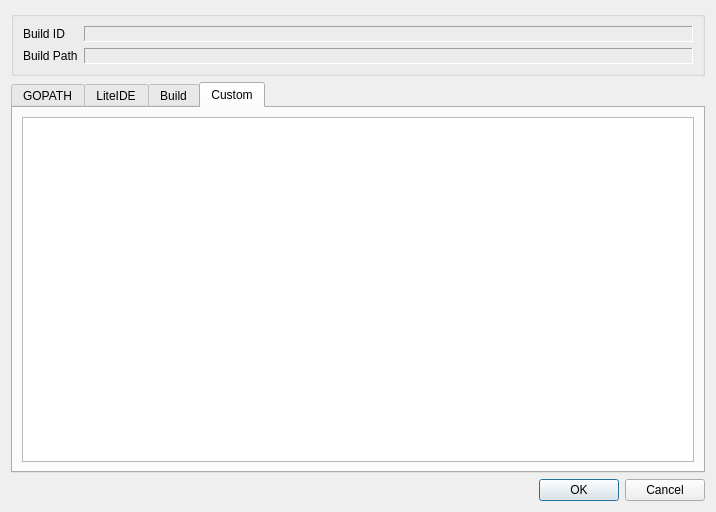
This is liteidex/src/plugins/litebuild/buildconfigdialog.ui in visualfc/liteide as Qt 5 draws it before an edit. The edited form follows.
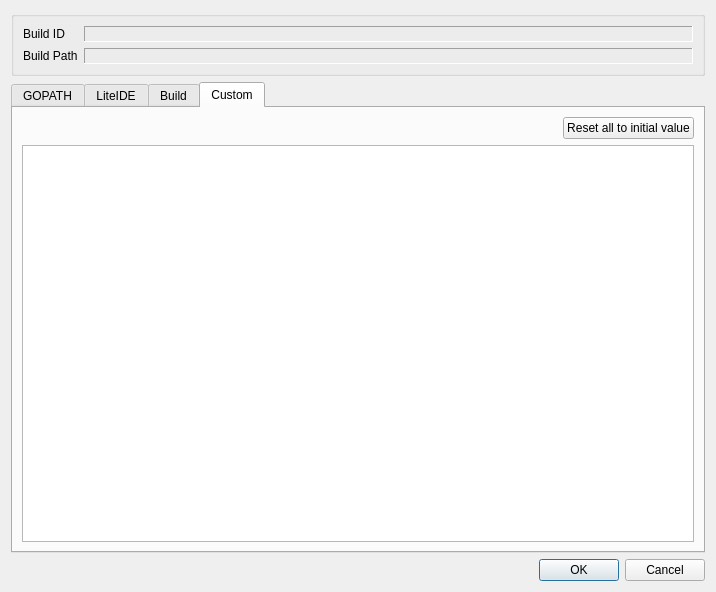
This is the edited form. The open tabs and pages were chosen to show the change.

Commit message: litebuild: config custom add reset init acion

What changed in the file:
```diff
--- a/liteidex/src/plugins/litebuild/buildconfigdialog.ui
+++ b/liteidex/src/plugins/litebuild/buildconfigdialog.ui
@@ -7,7 +7,7 @@
     <x>0</x>
     <y>0</y>
     <width>716</width>
-    <height>487</height>
+    <height>592</height>
    </rect>
   </property>
   <property name="windowTitle">
@@ -188,6 +188,30 @@
        <string>Custom</string>
       </attribute>
       <layout class="QVBoxLayout" name="verticalLayout">
+       <item>
+        <layout class="QHBoxLayout" name="horizontalLayout_2">
+         <item>
+          <spacer name="horizontalSpacer_2">
+           <property name="orientation">
+            <enum>Qt::Horizontal</enum>
+           </property>
+           <property name="sizeHint" stdset="0">
+            <size>
+             <width>40</width>
+             <height>20</height>
+            </size>
+           </property>
+          </spacer>
+         </item>
+         <item>
+          <widget class="QPushButton" name="customResetAllButton">
+           <property name="text">
+            <string>Reset all to initial value</string>
+           </property>
+          </widget>
+         </item>
+        </layout>
+       </item>
        <item>
         <widget class="QTableView" name="customTableView"/>
        </item>
```
Left out of the diff: 2 changed lines with no effect on the pictures. The commit also changes 2 other files.
